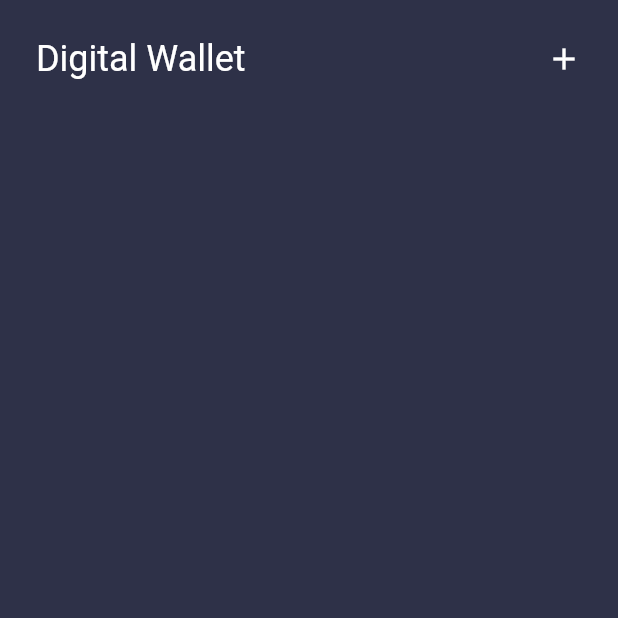
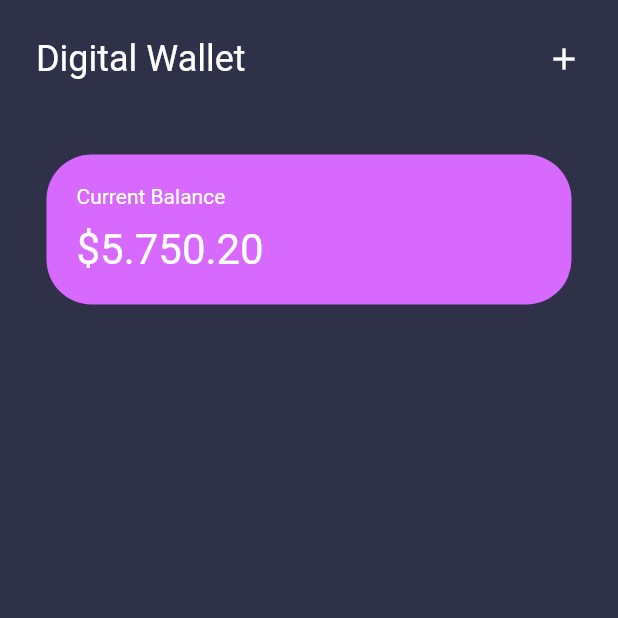
Before and after one commit to adrianchv01/wallet_flutter, a Flutter app: the screen it shows after launch, on a phone screen of 412 x 824 dp, the top half of it. Run offline on Flutter 3.47's test engine with Material 2 defaults, Android fonts, the phone set to English and light mode, and no system bars; Roboto replaces fonts that are missing (avenir).

Commit message:
wallet v2.1

```diff
--- a/lib/pages/home_page.dart
+++ b/lib/pages/home_page.dart
@@ -1,4 +1,5 @@
 import 'package:flutter/material.dart';
+import 'package:wallet/util/my_card.dart';
 
 class HomePage extends StatefulWidget {
   HomePage({Key? key}) : super(key: key);
@@ -13,37 +14,33 @@ class _HomePageState extends State<HomePage> {
     return Scaffold(
       backgroundColor: const Color(0xff2E3148),
       body: SafeArea(
-        child: Column(children: [
+        child: Column(
+          children: [
             //App Bar
             Padding(
-              padding: const EdgeInsets.symmetric(horizontal: 24.0,vertical:25.0),
-              child:  Row(
+              padding:
+                  const EdgeInsets.symmetric(horizontal: 24.0, vertical: 25.0),
+              child: Row(
                 mainAxisAlignment: MainAxisAlignment.spaceBetween,
                 children: const [
-                   Text('Digital Wallet',
-                   style: TextStyle(color: Colors.white,
-                   fontSize: 24.0,
-                   fontFamily: 'avenir'
-                   ),
-                   ),
+                  Text(
+                    'Digital Wallet',
+                    style: TextStyle(
+                        color: Colors.white,
+                        fontSize: 24.0,
+                        fontFamily: 'avenir'),
+                  ),
+                  Icon(Icons.add, color: Colors.white),
+                ],
+              ),
+            ),
+            SizedBox(height: 25),
 
-                   Icon(Icons.add,
-                   color: Colors.white),
-
-                   ],
-
-
-              ),
-            )
-
-            //Cards
-
-
-
+            //Cards------------------------------------------------
+            MyCard(),
           ],
         ),
       ),
-
     );
   }
 }
--- /dev/null
+++ b/lib/util/my_card.dart
@@ -0,0 +1,34 @@
+import 'package:flutter/material.dart';
+
+class MyCard extends StatelessWidget {
+  const MyCard({Key? key}) : super(key: key);
+
+  @override
+  Widget build(BuildContext context) {
+    return Container(
+                width: 350,
+                padding: EdgeInsets.all(20),
+                decoration: BoxDecoration(
+                    color: Color(0xffD869FF),
+                    borderRadius: BorderRadius.circular(30)),
+                child: Column(
+                  crossAxisAlignment: CrossAxisAlignment.start,
+                  children: [
+                  Text(
+                    'Current Balance',
+                    style: TextStyle(color: Colors.white,
+                    fontSize:14),
+                  ),
+                  SizedBox(
+                    height: 11,
+                  ),
+                  Text(
+                    '\$5.750.20',
+                    style: TextStyle(color: Colors.white,
+                    fontSize: 28),
+
+                  ),
+                ]),
+                );
+  }
+}
```
